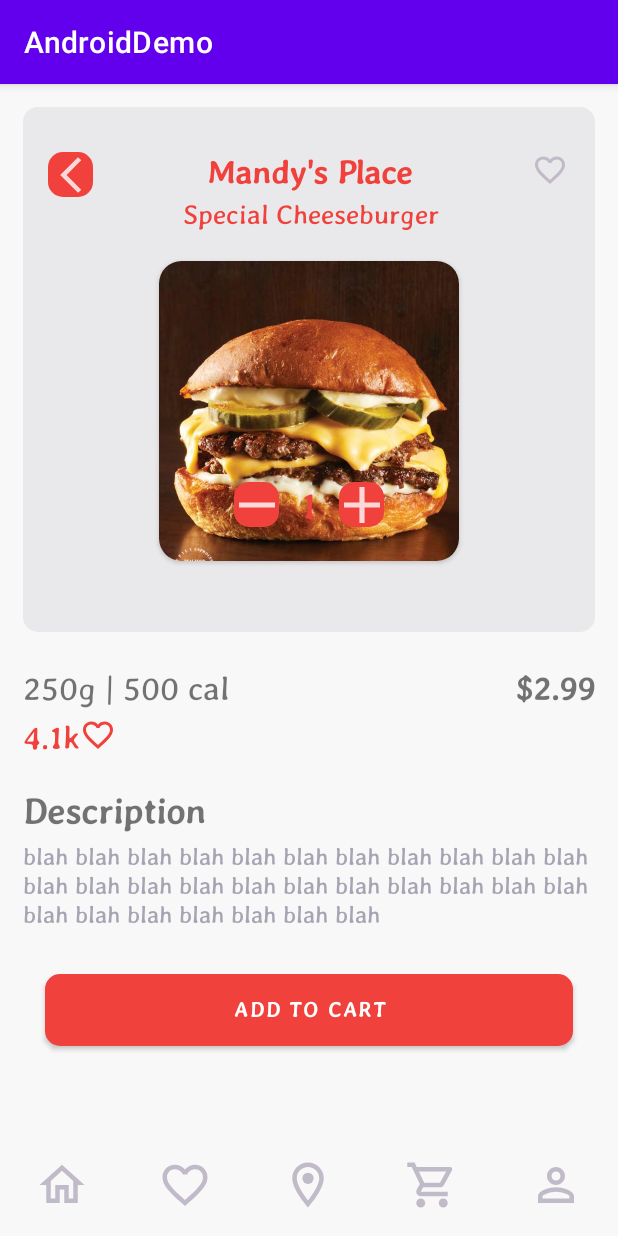
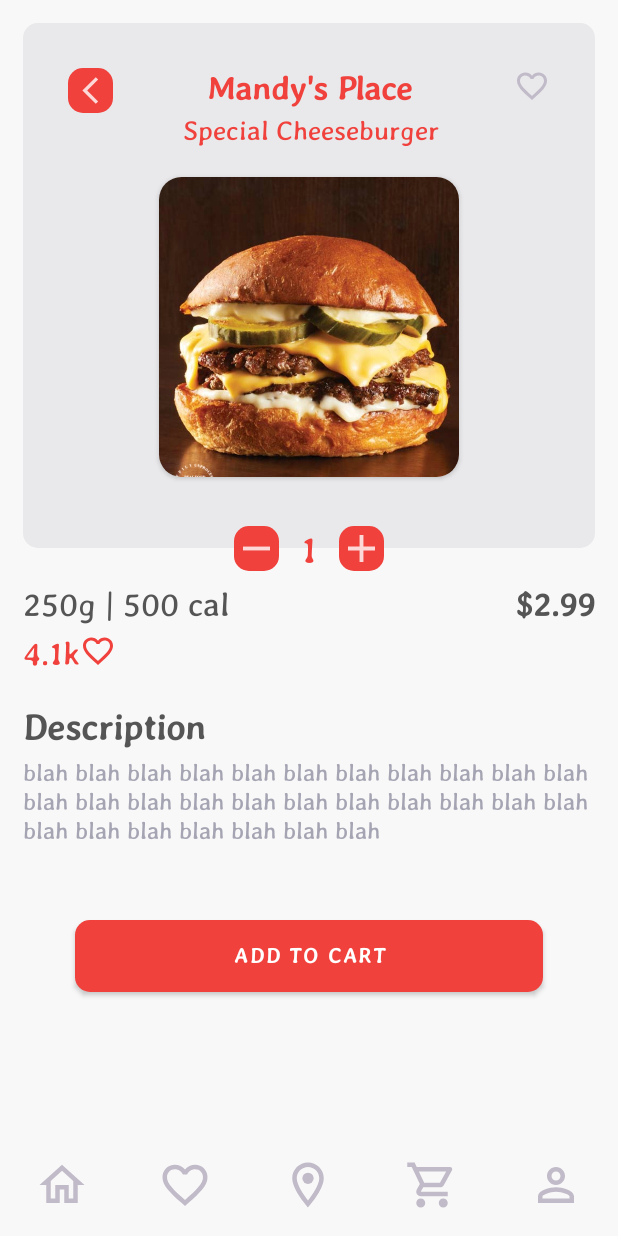
Before and after one commit to mahsaghaderan99/AndroidDemo, an Android app: the screen it shows after launch (MainActivity), on a phone screen of 412 x 824 dp. Run offline under Robolectric (Android 15) with nearby library versions, the phone set to English and light mode, and no system bars.

Commit message:
Modify margins and extract resources

```diff
--- a/AndroidDemo/app/src/main/res/drawable-anydpi/ic_add.xml
+++ b/AndroidDemo/app/src/main/res/drawable-anydpi/ic_add.xml
@@ -1,6 +1,6 @@
 <vector xmlns:android="http://schemas.android.com/apk/res/android"
-    android:width="24dp"
-    android:height="24dp"
+    android:width="18dp"
+    android:height="18dp"
     android:viewportWidth="24"
     android:viewportHeight="24"
     android:tint="#FFFFFF"
--- a/AndroidDemo/app/src/main/res/drawable-anydpi/ic_backward_arrow.xml
+++ b/AndroidDemo/app/src/main/res/drawable-anydpi/ic_backward_arrow.xml
@@ -1,6 +1,6 @@
 <vector xmlns:android="http://schemas.android.com/apk/res/android"
-    android:width="24dp"
-    android:height="24dp"
+    android:width="18dp"
+    android:height="18dp"
     android:viewportWidth="24"
     android:viewportHeight="24"
     android:tint="#FFFFFF"
--- a/AndroidDemo/app/src/main/res/drawable-anydpi/ic_remove.xml
+++ b/AndroidDemo/app/src/main/res/drawable-anydpi/ic_remove.xml
@@ -1,6 +1,6 @@
 <vector xmlns:android="http://schemas.android.com/apk/res/android"
-    android:width="24dp"
-    android:height="24dp"
+    android:width="18dp"
+    android:height="18dp"
     android:viewportWidth="24"
     android:viewportHeight="24"
     android:tint="#FFFFFF"
--- a/AndroidDemo/app/src/main/res/layout/activity_main.xml
+++ b/AndroidDemo/app/src/main/res/layout/activity_main.xml
@@ -90,24 +90,23 @@
             android:id="@+id/imageView3"
             android:layout_width="wrap_content"
             android:layout_height="wrap_content"
+            android:layout_marginTop="@dimen/productIconMargin"
+            android:layout_marginRight="@dimen/productIconMargin"
+            android:src="@drawable/ic_favorite_border_black_24dp"
             app:layout_constraintEnd_toEndOf="parent"
-            app:layout_constraintStart_toEndOf="@+id/company_name"
-            app:layout_constraintTop_toTopOf="parent"
-            android:layout_marginTop="30dp"
-            android:src="@drawable/ic_favorite_border_black_24dp" />
+            app:layout_constraintTop_toTopOf="parent" />
 
         <ImageButton
             android:id="@+id/imageButton"
             android:layout_width="30dp"
             android:layout_height="30dp"
-            android:layout_marginTop="30dp"
-            app:layout_constraintEnd_toStartOf="@+id/company_name"
-            app:layout_constraintHorizontal_bias="0.551"
+            android:layout_marginTop="@dimen/productIconMargin"
+            android:layout_marginLeft="@dimen/productIconMargin"
+            android:background="@drawable/button_background"
+            android:backgroundTint="@color/red"
+            android:src="@drawable/ic_backward_arrow"
             app:layout_constraintStart_toStartOf="parent"
-            app:layout_constraintTop_toTopOf="parent"
-            android:src="@drawable/ic_backward_arrow"
-            android:background="@drawable/button_background"
-            android:backgroundTint="@color/red"/>
+            app:layout_constraintTop_toTopOf="parent" />
 
 
     </androidx.constraintlayout.widget.ConstraintLayout>
@@ -116,17 +115,18 @@
         android:layout_width="100dp"
         android:layout_height="31dp"
         android:orientation="horizontal"
+        android:layout_marginTop="335dp"
         app:layout_constraintEnd_toEndOf="@+id/frameLayout"
         app:layout_constraintStart_toStartOf="@+id/frameLayout"
-        android:layout_marginTop="-100dp"
-        app:layout_constraintTop_toBottomOf="@+id/frameLayout">
+        app:layout_constraintTop_toTopOf="@+id/frameLayout">
 
         <ImageButton
-            android:id="@+id/button3"
+            android:id="@+id/decreaseButton"
             android:layout_width="3dp"
             android:layout_height="30dp"
             android:layout_marginRight="10dp"
             android:layout_weight="1"
+            android:scaleType="centerInside"
             android:background="@drawable/button_background"
             android:src="@drawable/ic_remove"
             app:backgroundTint="@color/red" />
@@ -146,7 +146,7 @@
             android:textSize="25dp" />
 
         <ImageButton
-            android:id="@+id/button4"
+            android:id="@+id/addButton"
             android:layout_width="3dp"
             android:layout_height="30dp"
             android:layout_marginLeft="10dp"
@@ -158,11 +158,12 @@
     </LinearLayout>
 
     <TextView
-        android:id="@+id/textView"
+        android:id="@+id/WeightAndCaloriesText"
         android:layout_width="wrap_content"
         android:layout_height="wrap_content"
         android:layout_marginLeft="15dp"
         android:layout_marginTop="24dp"
+        android:textColor="@color/textBlack"
         android:fontFamily="@font/averia_gruesa_libre"
         android:text="250g | 500 cal"
         android:textSize="22sp"
@@ -170,10 +171,12 @@
         app:layout_constraintTop_toBottomOf="@+id/frameLayout" />
 
     <TextView
+        android:id="@+id/priceText"
         android:layout_width="wrap_content"
         android:layout_height="wrap_content"
         android:layout_marginTop="24dp"
-        android:layout_marginRight="15dp"
+        android:textColor="@color/textBlack"
+        android:layout_marginRight="@dimen/screenMargin"
         android:fontFamily="@font/averia_gruesa_libre"
         android:text="$2.99"
         android:textSize="22sp"
@@ -182,74 +185,76 @@
         app:layout_constraintTop_toBottomOf="@+id/frameLayout" />
 
     <TextView
-        android:id="@+id/textView2"
+        android:id="@+id/likeCount"
         android:layout_width="wrap_content"
         android:layout_height="wrap_content"
-        android:layout_marginLeft="15dp"
+        android:layout_marginLeft="@dimen/screenMargin"
         android:layout_marginTop="6dp"
         android:fontFamily="@font/averia_gruesa_libre"
         android:text="4.1k"
         android:textColor="@color/red"
         android:textSize="22sp"
         app:layout_constraintStart_toStartOf="parent"
-        app:layout_constraintTop_toBottomOf="@+id/textView" />
+        app:layout_constraintTop_toBottomOf="@+id/WeightAndCaloriesText" />
 
     <ImageView
-        android:id="@+id/imageView"
+        android:id="@+id/likeIcon"
         android:layout_width="0dp"
         android:layout_height="24dp"
         android:layout_marginTop="6dp"
         android:src="@drawable/ic_favorite_border_black_48dp"
         app:layout_constraintDimensionRatio="1:1"
-        app:layout_constraintStart_toEndOf="@+id/textView2"
-        app:layout_constraintTop_toBottomOf="@+id/textView" />
+        app:layout_constraintStart_toEndOf="@+id/likeCount"
+        app:layout_constraintTop_toBottomOf="@+id/WeightAndCaloriesText" />
 
     <TextView
-        android:id="@+id/textView3"
+        android:id="@+id/descriptionTitle"
         android:layout_width="wrap_content"
         android:layout_height="wrap_content"
-        android:layout_marginLeft="15dp"
+        android:layout_marginLeft="@dimen/screenMargin"
         android:layout_marginTop="24dp"
+        android:textColor="@color/textBlack"
         android:fontFamily="@font/averia_gruesa_libre"
         android:text="Description"
         android:textSize="24sp"
         android:textStyle="bold"
         app:layout_constraintStart_toStartOf="parent"
-        app:layout_constraintTop_toBottomOf="@+id/imageView" />
+        app:layout_constraintTop_toBottomOf="@+id/likeIcon" />
 
     <TextView
-        android:id="@+id/textView4"
+        android:id="@+id/descriptionText"
         android:layout_width="match_parent"
         android:layout_height="wrap_content"
-        android:layout_marginLeft="15dp"
-        android:layout_marginRight="15dp"
+        android:layout_marginLeft="@dimen/screenMargin"
+        android:layout_marginRight="@dimen/screenMargin"
         android:layout_marginTop="6dp"
         android:fontFamily="@font/averia_gruesa_libre"
         android:text="blah blah blah blah blah blah blah blah blah blah blah blah blah blah blah blah blah blah blah blah blah blah blah blah blah blah blah blah blah "
-        android:textColor="#A5A4B3"
-        android:textSize="16sp"
+        android:textColor="@color/textGray"
+        android:textSize="@dimen/buttonTextSize"
         app:layout_constraintEnd_toEndOf="parent"
         app:layout_constraintStart_toStartOf="parent"
-        app:layout_constraintTop_toBottomOf="@+id/textView3" />
+        app:layout_constraintTop_toBottomOf="@+id/descriptionTitle" />
 
     <Button
         android:layout_width="match_parent"
         android:layout_height="wrap_content"
-        android:layout_margin="30dp"
+        android:layout_margin="@dimen/cartButtonMargin"
         android:background="@drawable/button_background"
         android:fontFamily="@font/averia_gruesa_libre"
         android:text="Add to Cart"
         android:textFontWeight="1000"
         app:backgroundTint="@color/red"
+        android:textColor="@color/textWhite"
         app:layout_constraintEnd_toEndOf="parent"
         app:layout_constraintStart_toStartOf="parent"
-        app:layout_constraintTop_toBottomOf="@+id/textView4" />
+        app:layout_constraintTop_toBottomOf="@+id/descriptionText" />
 
     <LinearLayout
         android:id="@+id/bottomBar"
         android:layout_width="match_parent"
-        android:layout_height="48dp"
-        android:layout_marginBottom="10dp"
+        android:layout_height="@dimen/bottomBarHeight"
+        android:layout_marginBottom="@dimen/bottomBarMarginBottom"
         android:orientation="horizontal"
         android:visibility="visible"
         app:layout_constraintBottom_toBottomOf="parent"
--- a/AndroidDemo/app/src/main/res/values-night/themes.xml
+++ b/AndroidDemo/app/src/main/res/values-night/themes.xml
@@ -1,6 +1,6 @@
 <resources xmlns:tools="http://schemas.android.com/tools">
     <!-- Base application theme. -->
-    <style name="Theme.AndroidDemo" parent="Theme.MaterialComponents.DayNight.DarkActionBar">
+    <style name="Theme.AndroidDemo" parent="Theme.MaterialComponents.DayNight.NoActionBar">
         <!-- Primary brand color. -->
         <item name="colorPrimary">@color/purple_200</item>
         <item name="colorPrimaryVariant">@color/purple_700</item>
--- a/AndroidDemo/app/src/main/res/values/colors.xml
+++ b/AndroidDemo/app/src/main/res/values/colors.xml
@@ -11,4 +11,7 @@
     <color name="medium_gray">#C1BAC8</color>
     <color name="red">#f0413c</color>
     <color name="background">#f8f8f8</color>
+    <color name="textBlack">#555555</color>
+    <color name="textWhite">#ffffff</color>
+    <color name="textGray">#A5A4B3</color>
 </resources>
--- /dev/null
+++ b/AndroidDemo/app/src/main/res/values/dimens.xml
@@ -0,0 +1,9 @@
+<?xml version="1.0" encoding="utf-8"?>
+<resources>
+    <dimen name="bottomBarHeight">48dp</dimen>
+    <dimen name="bottomBarMarginBottom">10dp</dimen>
+    <dimen name="cartButtonMargin">50dp</dimen>
+    <dimen name="buttonTextSize">16sp</dimen>
+    <dimen name="screenMargin">15dp</dimen>
+    <dimen name="productIconMargin">30dp</dimen>
+</resources>
--- a/AndroidDemo/app/src/main/res/values/themes.xml
+++ b/AndroidDemo/app/src/main/res/values/themes.xml
@@ -1,6 +1,6 @@
 <resources xmlns:tools="http://schemas.android.com/tools">
     <!-- Base application theme. -->
-    <style name="Theme.AndroidDemo" parent="Theme.MaterialComponents.DayNight.DarkActionBar">
+    <style name="Theme.AndroidDemo" parent="Theme.MaterialComponents.DayNight.NoActionBar">
         <!-- Primary brand color. -->
         <item name="colorPrimary">@color/purple_500</item>
         <item name="colorPrimaryVariant">@color/purple_700</item>
```
